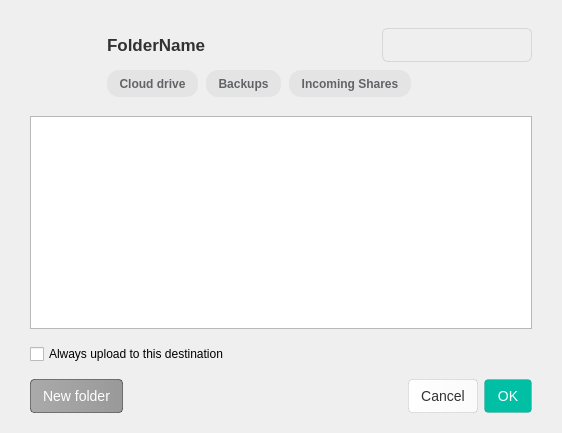
meganz/MEGAsync, file src/MEGASync/gui/node_selector/gui/linux/NodeSelectorTreeViewWidget.ui: the form before one commit.
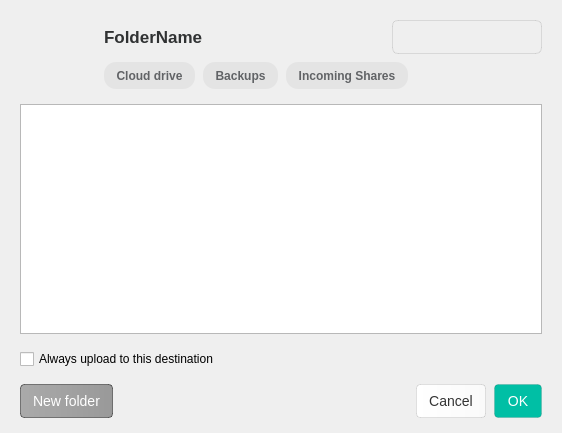
The form after the commit. The open tabs and pages were chosen to show the change. Icons and pictures are not drawn. Custom widgets are drawn as their Qt base class.

Commit message: linux ui adjustments and date delegate problems fixed for search treeview

```diff
--- a/src/MEGASync/gui/node_selector/gui/linux/NodeSelectorTreeViewWidget.ui
+++ b/src/MEGASync/gui/node_selector/gui/linux/NodeSelectorTreeViewWidget.ui
@@ -24,24 +24,24 @@
     <number>15</number>
    </property>
    <property name="leftMargin">
-    <number>30</number>
+    <number>20</number>
    </property>
    <property name="topMargin">
     <number>20</number>
    </property>
    <property name="rightMargin">
-    <number>30</number>
+    <number>20</number>
    </property>
    <property name="bottomMargin">
-    <number>20</number>
+    <number>15</number>
    </property>
    <item>
     <layout class="QGridLayout" name="gridLayout">
      <property name="topMargin">
-      <number>8</number>
+      <number>0</number>
      </property>
      <property name="bottomMargin">
-      <number>4</number>
+      <number>0</number>
      </property>
      <property name="horizontalSpacing">
       <number>2</number>
@@ -456,6 +456,22 @@
        </layout>
       </widget>
      </item>
+     <item row="1" column="2">
+      <spacer name="verticalSpacer_3">
+       <property name="orientation">
+        <enum>Qt::Vertical</enum>
+       </property>
+       <property name="sizeType">
+        <enum>QSizePolicy::Fixed</enum>
+       </property>
+       <property name="sizeHint" stdset="0">
+        <size>
+         <width>20</width>
+         <height>4</height>
+        </size>
+       </property>
+      </spacer>
+     </item>
     </layout>
    </item>
    <item>
@@ -500,11 +516,6 @@
 	outline:0;
 }
 
-QTreeView::item:last
-{
-	padding-left:6px;
-}
-
 QTreeView::item:disabled
 {
 	background-color:transparent;
@@ -800,6 +811,9 @@
 }</string>
      </property>
      <layout class="QHBoxLayout" name="horizontalLayout">
+      <property name="spacing">
+       <number>8</number>
+      </property>
       <property name="leftMargin">
        <number>0</number>
       </property>
```
Left out of the diff: 2 changed lines with no effect on the pictures. The commit also changes 5 other files.
